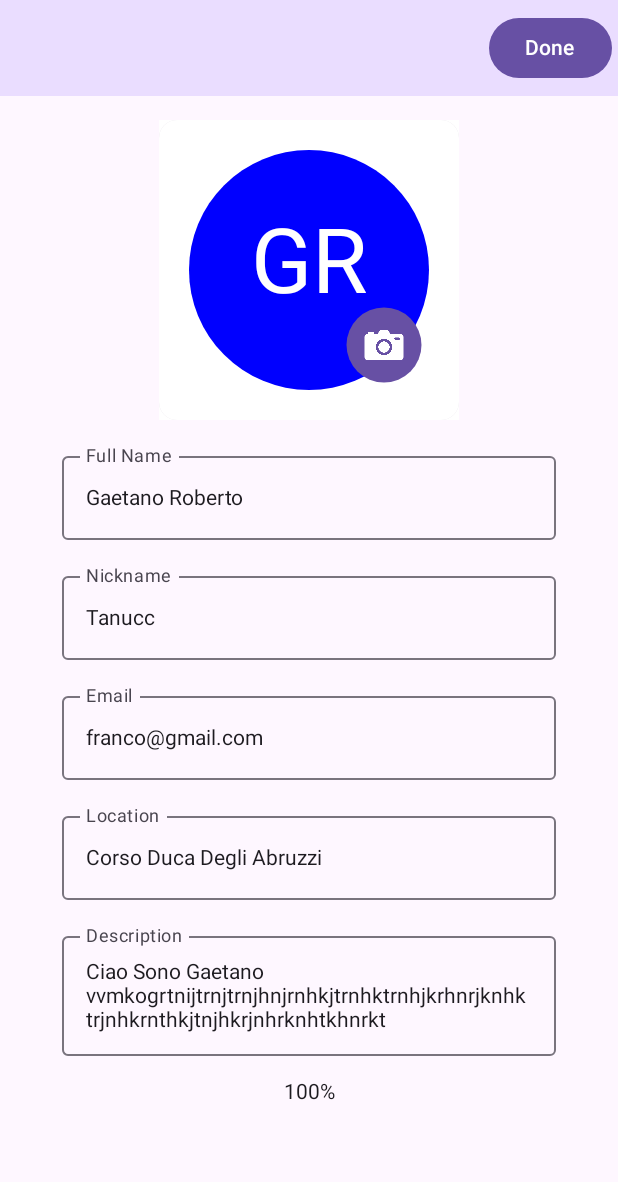
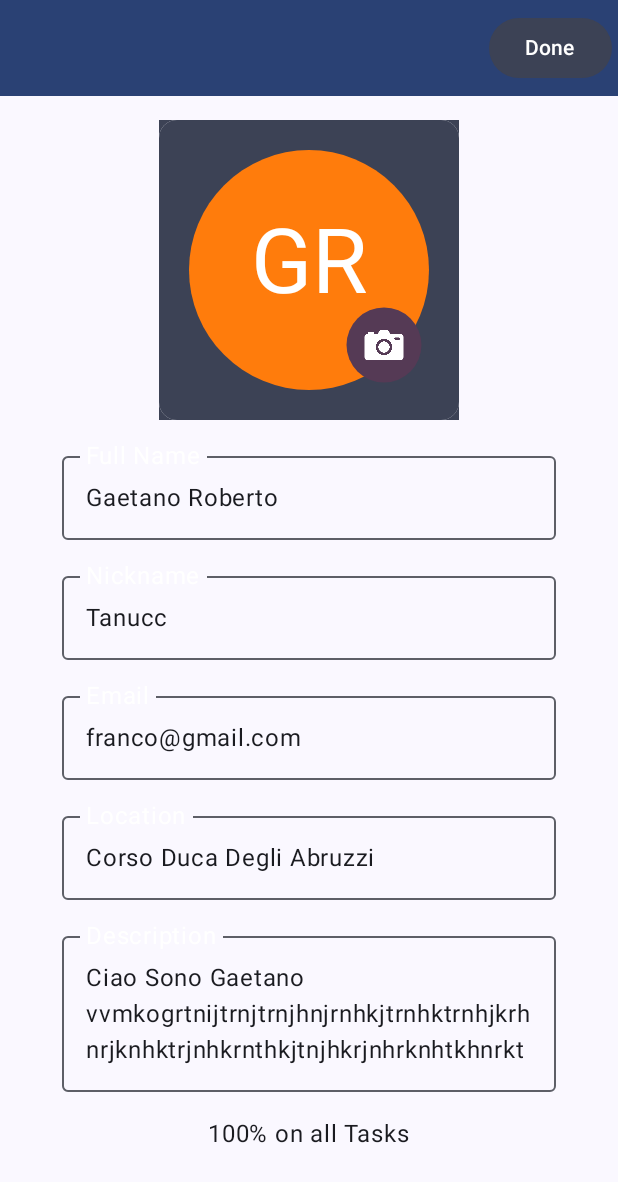
Before and after one commit to GaetanoRoberto/Uniteam-MobileApp, an Android app built with Jetpack Compose: the screen it shows after launch (MainActivity), after a tap on "Edit", on a phone screen of 412 x 824 dp. Shown: the top 1182 px of the screen. Run offline under Robolectric (Android 15) with nearby library versions, the phone set to English and light mode, and no system bars.

Commit message:
Fixed themes

```diff
--- a/app/src/main/java/it/polito/uniteam/MainActivity.kt
+++ b/app/src/main/java/it/polito/uniteam/MainActivity.kt
@@ -9,6 +9,7 @@ import androidx.activity.compose.setContent
 import androidx.activity.result.ActivityResult
 import androidx.activity.result.contract.ActivityResultContracts
 import androidx.activity.viewModels
+import androidx.compose.foundation.isSystemInDarkTheme
 import androidx.compose.foundation.layout.fillMaxSize
 import androidx.compose.material3.MaterialTheme
 import androidx.compose.material3.Surface
@@ -19,6 +20,7 @@ import androidx.lifecycle.ViewModelProvider
 import androidx.lifecycle.viewmodel.compose.viewModel
 import it.polito.uniteam.gui.FormScreen
 import it.polito.uniteam.gui.UserProfileScreen
+import it.polito.uniteam.ui.theme.UniTeamTheme
 import java.io.File
 import java.util.concurrent.ExecutorService
 import java.util.concurrent.Executors
@@ -50,7 +52,8 @@ class MainActivity : ComponentActivity() {
     override fun onCreate(savedInstanceState: Bundle?) {
         super.onCreate(savedInstanceState)
         setContent {
-
+            val theme = isSystemInDarkTheme()
+            UniTeamTheme(darkTheme = theme){
                 Surface(
                     modifier = Modifier.fillMaxSize(),
                     color = MaterialTheme.colorScheme.background
@@ -62,6 +65,8 @@ class MainActivity : ComponentActivity() {
                         pickImageLauncher = pickImageLauncher
                     )
                 }
+            }
+
 
         }
 
--- a/app/src/main/java/it/polito/uniteam/gui/UserProfileScreen.kt
+++ b/app/src/main/java/it/polito/uniteam/gui/UserProfileScreen.kt
@@ -33,14 +33,17 @@ import androidx.compose.material.icons.filled.Menu
 import androidx.compose.material.icons.filled.Person
 import androidx.compose.material.icons.filled.Star
 import androidx.compose.material3.Button
+import androidx.compose.material3.ButtonDefaults
 import androidx.compose.material3.Card
 import androidx.compose.material3.ExperimentalMaterial3Api
 import androidx.compose.material3.FloatingActionButton
 import androidx.compose.material3.Icon
 import androidx.compose.material3.IconButton
+import androidx.compose.material3.IconButtonDefaults
 import androidx.compose.material3.MaterialTheme
 import androidx.compose.material3.OutlinedTextField
 import androidx.compose.material3.Text
+import androidx.compose.material3.TextFieldDefaults
 import androidx.compose.material3.TopAppBar
 import androidx.compose.material3.TopAppBarDefaults
 import androidx.compose.runtime.Composable
@@ -54,6 +57,7 @@ import androidx.compose.ui.draw.drawBehind
 import androidx.compose.ui.draw.scale
 import androidx.compose.ui.graphics.Color
 import androidx.compose.ui.graphics.vector.ImageVector
+import androidx.compose.ui.layout.ContentScale
 import androidx.compose.ui.res.painterResource
 import androidx.compose.ui.text.TextStyle
 import androidx.compose.ui.text.input.ImeAction
@@ -66,6 +70,7 @@ import androidx.lifecycle.ViewModel
 import androidx.lifecycle.viewmodel.compose.viewModel
 import coil.compose.rememberAsyncImagePainter
 import it.polito.uniteam.R
+import it.polito.uniteam.ui.theme.Orange
 import java.io.File
 import java.util.concurrent.ExecutorService
 
@@ -192,7 +197,7 @@ class UserProfileScreen : ViewModel() {
             descriptionError = ""
     }
 
-    var KPIValue by mutableStateOf("100%")
+    var KPIValue by mutableStateOf("100% on all Tasks")
         private set
 
     fun setKPI(t: String) {
@@ -215,18 +220,29 @@ class UserProfileScreen : ViewModel() {
     }
 }
 
+@OptIn(ExperimentalMaterial3Api::class)
 @Composable
 fun EditRowItem(value: String, keyboardType: KeyboardType = KeyboardType.Text ,onChange: (String) -> Unit, label: String, errorText: String) {
     OutlinedTextField(
         value = value,
         modifier = Modifier.fillMaxWidth(0.8f),
         onValueChange = onChange,
-        label = { Text(label) },
+        label = {
+            Text(
+            text = label,
+            style = MaterialTheme.typography.bodyLarge.copy(color = MaterialTheme.colorScheme.onPrimary)//testo dentro
+        ) },
         isError = errorText.isNotBlank(),
         keyboardOptions = KeyboardOptions.Default.copy(
             keyboardType = keyboardType,
             imeAction = ImeAction.Done
-        )
+        ),
+        /*colors = TextFieldDefaults.outlinedTextFieldColors(
+            focusedBorderColor = MaterialTheme.colorScheme.onTertiary, // Cambia il colore del bordo quando il campo è in focus
+            unfocusedBorderColor = MaterialTheme.colorScheme.onTertiary ,// Cambia il colore del bordo quando il campo non è in focus
+            cursorColor = MaterialTheme.colorScheme.secondary, // Cambia il colore del cursore
+
+        )*/
     )
     if (errorText.isNotBlank())
         Text(errorText, color = MaterialTheme.colorScheme.error)
@@ -238,7 +254,9 @@ fun EditProfile(vm: UserProfileScreen = viewModel()) {
     BoxWithConstraints {
         if (this.maxHeight > this.maxWidth) {
             Column(
-                modifier = Modifier.fillMaxWidth(),
+                modifier = Modifier
+                    .fillMaxWidth()
+                    .verticalScroll(rememberScrollState()),
                 horizontalAlignment = Alignment.CenterHorizontally
             ) {
                 DefaultImage(vm)
@@ -307,10 +325,10 @@ fun DefaultImage(vm: UserProfileScreen = viewModel()) {
                 .last()
         }
 
-        Card(modifier = Modifier.background(Color.White)) {
+        Card(modifier = Modifier.background(MaterialTheme.colorScheme.secondary)) {
             Row(
                 modifier = Modifier
-                    .background(Color.White),
+                    .background(MaterialTheme.colorScheme.secondary),
                 verticalAlignment = Alignment.CenterVertically,
                 horizontalArrangement = Arrangement.Center
             ) {
@@ -322,7 +340,8 @@ fun DefaultImage(vm: UserProfileScreen = viewModel()) {
                             painter = rememberAsyncImagePainter(vm.photoUri),
                             contentDescription = null,
                             modifier = Modifier
-                                .clip(CircleShape) // Clip the image into a circular shape
+                                .clip(CircleShape), // Clip the image into a circular shape
+                            contentScale = ContentScale.Crop
                         )
                     } else {
                         Text(
@@ -331,7 +350,7 @@ fun DefaultImage(vm: UserProfileScreen = viewModel()) {
                                 .size(80.dp)
                                 .drawBehind {
                                     drawCircle(
-                                        color = Color.Blue,
+                                        color = Orange,
                                         radius = this.size.maxDimension
                                     )
                                 },
@@ -346,13 +365,18 @@ fun DefaultImage(vm: UserProfileScreen = viewModel()) {
                                     .size(100.dp)
                                     .scale(0.5f)
                                     .align(Alignment.BottomEnd),
+                                colors = ButtonDefaults.buttonColors(containerColor = MaterialTheme.colorScheme.tertiary) // Imposta il colore di sfondo del bottone a rosso
+
+                                ,
                                 onClick = { vm.toggleCameraButtonPressed() }
                             ) {
                                 // Mostra l'icona con l'immagine PNG
                                 Icon(
                                     painter = painterResource(id = R.drawable.camera),
                                     contentDescription = "camera",
-                                    modifier = Modifier.fillMaxSize()
+                                    modifier = Modifier
+                                        .fillMaxSize()
+
                                 )
                             }
                         } else {
@@ -360,9 +384,11 @@ fun DefaultImage(vm: UserProfileScreen = viewModel()) {
                                 Column {
                                     Row {
                                         FloatingActionButton(
+
                                             modifier = Modifier
                                                 .offset(x = 55.dp, y = 55.dp)
                                                 .width(100.dp),
+
                                             onClick = { vm.showCamera = true; vm.toggleCameraButtonPressed() },
                                         ) {
                                             Text(text = "take a photo")
@@ -550,14 +576,17 @@ fun FormScreen(
         ) {
             TopAppBar(
                 title = { Text("") },
-                colors = TopAppBarDefaults.topAppBarColors(containerColor = MaterialTheme.colorScheme.primaryContainer),
+                colors = TopAppBarDefaults.topAppBarColors(containerColor =  MaterialTheme.colorScheme.primary),
                 actions = {
                     if (vm.isEditing)
-                        Button(onClick = { vm.validate() }) {
+                        Button(onClick = { vm.validate() }, colors = ButtonDefaults.buttonColors(containerColor = MaterialTheme.colorScheme.secondary) // Imposta il colore di sfondo del bottone a rosso
+                        ) {
                             Text("Done")
+
                         }
                     else
-                        IconButton(onClick = { vm.edit() }) {
+                        IconButton(onClick = { vm.edit() }, colors = IconButtonDefaults.iconButtonColors(MaterialTheme.colorScheme.secondary),
+                        ) {
                             Icon(imageVector = Icons.Default.Edit, contentDescription = "Edit")
                         }
                 }
--- a/app/src/main/java/it/polito/uniteam/ui/theme/Color.kt
+++ b/app/src/main/java/it/polito/uniteam/ui/theme/Color.kt
@@ -5,8 +5,8 @@ import androidx.compose.ui.graphics.Color
 val Purple80 = Color(0xFFD0BCFF)
 val PurpleGrey80 = Color(0xFFCCC2DC)
 val Pink80 = Color(0xFFEFB8C8)
-val Orange = Color(0xFFFC7A08)
-
+val Orange = Color(0xffff7c0c )
+val Blue = Color(0xFF003576)
 val Purple40 = Color(0xFF6650a4)
 val PurpleGrey40 = Color(0xFF625b71)
 val Pink40 = Color(0xFF7D5260)
--- a/app/src/main/java/it/polito/uniteam/ui/theme/Theme.kt
+++ b/app/src/main/java/it/polito/uniteam/ui/theme/Theme.kt
@@ -10,6 +10,7 @@ import androidx.compose.material3.dynamicLightColorScheme
 import androidx.compose.material3.lightColorScheme
 import androidx.compose.runtime.Composable
 import androidx.compose.runtime.SideEffect
+import androidx.compose.ui.graphics.Color
 import androidx.compose.ui.graphics.toArgb
 import androidx.compose.ui.platform.LocalContext
 import androidx.compose.ui.platform.LocalView
@@ -17,24 +18,33 @@ import androidx.core.view.WindowCompat
 
 private val DarkColorScheme = darkColorScheme(
     primary = Orange,
-    secondary = PurpleGrey80,
-    tertiary = Pink80
+    secondary = Blue,
+    tertiary = Color(0xff018FF3),//Azzurro
+    background =  Blue,
+    surface = Color.Yellow,
+    onPrimary = Color.White,
+    onSecondary = Color.White,
+    onTertiary = Orange, //Form Border and Conten
+    onBackground = Orange,
+    onSurface = Color.White ,//Color(0xFF1C1B1F),
+    error = Color.Red
 )
 
 private val LightColorScheme = lightColorScheme(
-    primary = Orange,
-    secondary = PurpleGrey40,
-    tertiary = Pink40
+    primary = Color.Blue,
+    secondary = Orange,
+    tertiary = Orange,
 
-    /* Other default colors to override
-    background = Color(0xFFFFFBFE),
-    surface = Color(0xFFFFFBFE),
-    onPrimary = Color.White,
+    // Other default colors to override
+    background = Color.White,
+    surface = Color.Yellow,
+    onPrimary = Color.Black,
     onSecondary = Color.White,
     onTertiary = Color.White,
     onBackground = Color(0xFF1C1B1F),
     onSurface = Color(0xFF1C1B1F),
-    */
+    error = Color.Red
+
 )
 
 @Composable
@@ -48,6 +58,7 @@ fun UniTeamTheme(
         dynamicColor && Build.VERSION.SDK_INT >= Build.VERSION_CODES.S -> {
             val context = LocalContext.current
             if (darkTheme) dynamicDarkColorScheme(context) else dynamicLightColorScheme(context)
+
         }
 
         darkTheme -> DarkColorScheme
@@ -57,7 +68,8 @@ fun UniTeamTheme(
     if (!view.isInEditMode) {
         SideEffect {
             val window = (view.context as Activity).window
-            window.statusBarColor = colorScheme.primary.toArgb()
+            window.statusBarColor = Color.DarkGray.toArgb()
+            //window.colorMode = Color.White.toArgb()
             WindowCompat.getInsetsController(window, view).isAppearanceLightStatusBars = darkTheme
         }
     }
@@ -67,4 +79,6 @@ fun UniTeamTheme(
         typography = Typography,
         content = content
     )
+
+
 }
--- a/app/src/main/java/it/polito/uniteam/ui/theme/Type.kt
+++ b/app/src/main/java/it/polito/uniteam/ui/theme/Type.kt
@@ -1,5 +1,6 @@
 package it.polito.uniteam.ui.theme
 
+import androidx.compose.material3.MaterialTheme
 import androidx.compose.material3.Typography
 import androidx.compose.ui.text.TextStyle
 import androidx.compose.ui.text.font.FontFamily
@@ -9,6 +10,7 @@ import androidx.compose.ui.unit.sp
 // Set of Material typography styles to start with
 val Typography = Typography(
     bodyLarge = TextStyle(
+        //color = MaterialTheme.colorScheme., il Color è onPrimary
         fontFamily = FontFamily.Default,
         fontWeight = FontWeight.Normal,
         fontSize = 16.sp,
```
Also changed, not shown: app/src/main/res/drawable/user_icon.png, app/src/main/res/drawable/user_icon_blue.png (added).
